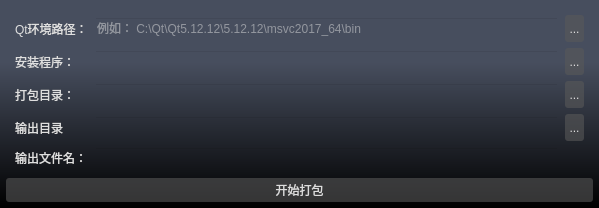
Qt form sourceCode/PackagedTool/PackagedTool.ui (William-chenzy/AbilityTree) before a commit.
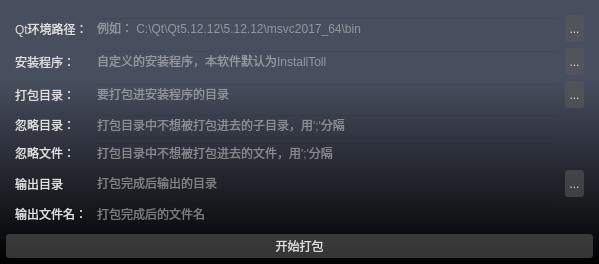
The same form after that commit.

Patch:
```diff
--- a/sourceCode/PackagedTool/PackagedTool.ui
+++ b/sourceCode/PackagedTool/PackagedTool.ui
@@ -10,7 +10,7 @@
     <x>0</x>
     <y>0</y>
     <width>599</width>
-    <height>206</height>
+    <height>258</height>
    </rect>
   </property>
   <property name="contextMenuPolicy">
@@ -63,6 +63,55 @@
     <item row="0" column="0">
      <widget class="QWidget" name="widget_package" native="true">
       <layout class="QGridLayout" name="gridLayout">
+       <item row="0" column="3">
+        <widget class="QToolButton" name="toolButton_qt_dir">
+         <property name="text">
+          <string>...</string>
+         </property>
+        </widget>
+       </item>
+       <item row="1" column="3">
+        <widget class="QToolButton" name="toolButton_install_dir">
+         <property name="text">
+          <string>...</string>
+         </property>
+        </widget>
+       </item>
+       <item row="0" column="0">
+        <widget class="QLabel" name="label">
+         <property name="text">
+          <string>Qt环境路径：</string>
+         </property>
+        </widget>
+       </item>
+       <item row="2" column="3">
+        <widget class="QToolButton" name="toolButton_package_dir">
+         <property name="text">
+          <string>...</string>
+         </property>
+        </widget>
+       </item>
+       <item row="2" column="2">
+        <widget class="QLineEdit" name="lineEdit_package_dir">
+         <property name="placeholderText">
+          <string>要打包进安装程序的目录</string>
+         </property>
+        </widget>
+       </item>
+       <item row="6" column="0">
+        <widget class="QLabel" name="label_9">
+         <property name="text">
+          <string>输出文件名：</string>
+         </property>
+        </widget>
+       </item>
+       <item row="3" column="0">
+        <widget class="QLabel" name="label_5">
+         <property name="text">
+          <string>忽略目录：</string>
+         </property>
+        </widget>
+       </item>
        <item row="0" column="2">
         <widget class="QLineEdit" name="lineEdit_qt_dir">
          <property name="text">
@@ -73,8 +122,8 @@
          </property>
         </widget>
        </item>
-       <item row="2" column="3">
-        <widget class="QToolButton" name="toolButton_package_dir">
+       <item row="5" column="3">
+        <widget class="QToolButton" name="toolButton_output_dir">
          <property name="text">
           <string>...</string>
          </property>
@@ -87,58 +136,34 @@
          </property>
         </widget>
        </item>
-       <item row="3" column="0">
+       <item row="5" column="2">
+        <widget class="QLineEdit" name="lineEdit_output_dir">
+         <property name="placeholderText">
+          <string>打包完成后输出的目录</string>
+         </property>
+        </widget>
+       </item>
+       <item row="6" column="2">
+        <widget class="QLineEdit" name="lineEdit_output_name">
+         <property name="placeholderText">
+          <string>打包完成后的文件名</string>
+         </property>
+        </widget>
+       </item>
+       <item row="5" column="0">
         <widget class="QLabel" name="label_4">
          <property name="text">
           <string>输出目录</string>
          </property>
         </widget>
        </item>
-       <item row="3" column="2">
-        <widget class="QLineEdit" name="lineEdit_output_dir"/>
-       </item>
        <item row="1" column="2">
         <widget class="QLineEdit" name="lineEdit_install_dir">
          <property name="text">
           <string/>
          </property>
-        </widget>
-       </item>
-       <item row="2" column="2">
-        <widget class="QLineEdit" name="lineEdit_package_dir"/>
-       </item>
-       <item row="0" column="3">
-        <widget class="QToolButton" name="toolButton_qt_dir">
-         <property name="text">
-          <string>...</string>
-         </property>
-        </widget>
-       </item>
-       <item row="1" column="3">
-        <widget class="QToolButton" name="toolButton_install_dir">
-         <property name="text">
-          <string>...</string>
-         </property>
-        </widget>
-       </item>
-       <item row="3" column="3">
-        <widget class="QToolButton" name="toolButton_output_dir">
-         <property name="text">
-          <string>...</string>
-         </property>
-        </widget>
-       </item>
-       <item row="4" column="0">
-        <widget class="QLabel" name="label_9">
-         <property name="text">
-          <string>输出文件名：</string>
-         </property>
-        </widget>
-       </item>
-       <item row="0" column="0">
-        <widget class="QLabel" name="label">
-         <property name="text">
-          <string>Qt环境路径：</string>
+         <property name="placeholderText">
+          <string>自定义的安装程序，本软件默认为InstallToll</string>
          </property>
         </widget>
        </item>
@@ -149,8 +174,26 @@
          </property>
         </widget>
        </item>
+       <item row="4" column="0">
+        <widget class="QLabel" name="label_6">
+         <property name="text">
+          <string>忽略文件：</string>
+         </property>
+        </widget>
+       </item>
+       <item row="3" column="2">
+        <widget class="QLineEdit" name="lineEdit_ignore_dir">
+         <property name="placeholderText">
+          <string>打包目录中不想被打包进去的子目录，用';'分隔</string>
+         </property>
+        </widget>
+       </item>
        <item row="4" column="2">
-        <widget class="QLineEdit" name="lineEdit_output_name"/>
+        <widget class="QLineEdit" name="lineEdit_ignore_file">
+         <property name="placeholderText">
+          <string>打包目录中不想被打包进去的文件，用';'分隔</string>
+         </property>
+        </widget>
        </item>
       </layout>
      </widget>
```
